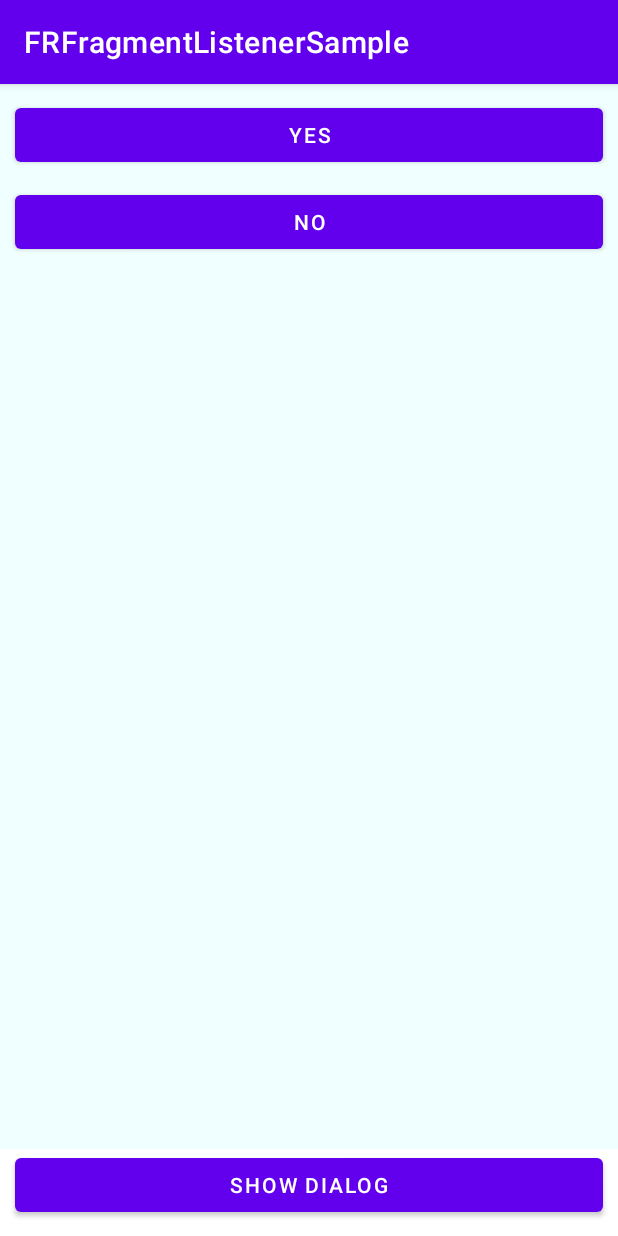
After one commit to sallyluenoa/FRDialogFragment, an Android app: the SampleJavaActivity screen opened directly, with no data from a screen before it, on a phone screen of 412 x 824 dp. The commit adds this screen. Run offline under Robolectric (Android 15) with nearby library versions, the phone set to English and light mode, and no system bars; libraries missing offline, so code that uses them is left out: org.fog_rock.frextensions; 1 statement that could not run was skipped.

Commit message:
Support for Java #21
* Add java sample code.

```diff
--- a/sample/src/main/AndroidManifest.xml
+++ b/sample/src/main/AndroidManifest.xml
@@ -22,6 +22,9 @@
             android:name="org.fog_rock.frfragmentlistenersample.sample.SampleActivity"
             android:exported="false" />
         <activity
+            android:name="org.fog_rock.frfragmentlistenersample.sample.SampleJavaActivity"
+            android:exported="false" />
+        <activity
             android:name="org.fog_rock.frfragmentlistenersample.test.DialogFragmentTestActivity"
             android:exported="false" />
         <activity
--- a/sample/src/main/java/org/fog_rock/frfragmentlistenersample/sample/SampleActivity.kt
+++ b/sample/src/main/java/org/fog_rock/frfragmentlistenersample/sample/SampleActivity.kt
@@ -8,7 +8,7 @@ import org.fog_rock.frfragmentlistenersample.R
 import org.fog_rock.frfragmentlistenersample.databinding.ActivitySampleBinding
 
 /**
- * This is a sample code for API documents.
+ * This is a Kotlin sample code for API documents.
  */
 class SampleActivity : FRAppCompatActivity() {
 
--- a/sample/src/main/java/org/fog_rock/frfragmentlistenersample/sample/SampleFragment.kt
+++ b/sample/src/main/java/org/fog_rock/frfragmentlistenersample/sample/SampleFragment.kt
@@ -11,7 +11,7 @@ import org.fog_rock.frfragmentlistener.fragment.restoreFragmentEventListener
 import org.fog_rock.frfragmentlistenersample.databinding.FragmentSampleBinding
 
 /**
- * This is a sample code for API documents.
+ * This is a Kotlin sample code for API documents.
  */
 class SampleFragment : Fragment() {
 
--- /dev/null
+++ b/sample/src/main/java/org/fog_rock/frfragmentlistenersample/sample/SampleJavaActivity.java
@@ -0,0 +1,76 @@
+package org.fog_rock.frfragmentlistenersample.sample;
+
+import android.os.Bundle;
+import android.util.Log;
+
+import org.fog_rock.frfragmentlistener.activity.FRAppCompatActivity;
+import org.fog_rock.frfragmentlistener.dialog.FRDialogFragment;
+import org.fog_rock.frfragmentlistenersample.R;
+import org.fog_rock.frfragmentlistenersample.databinding.ActivitySampleBinding;
+
+import androidx.annotation.IdRes;
+import androidx.annotation.NonNull;
+import androidx.fragment.app.Fragment;
+import androidx.fragment.app.FragmentTransaction;
+
+/**
+ * This is a Java sample code for API documents.
+ */
+public class SampleJavaActivity extends FRAppCompatActivity {
+
+    private ActivitySampleBinding binding = null;
+
+    /**
+     * Register a dialog callback and keep a return value
+     * as a private field in the subclass of `FRAppCompatActivity`.
+     */
+    private final String dialogCallbackKey = registerForDialogResult(which -> {
+        // Write your result code here!
+    });
+
+    /**
+     * Register a fragment listener and keep a return value
+     * as a private field in the subclass of `FRAppCompatActivity`.
+     */
+    private final String fragmentListenerKey = registerForFragmentListener(new SampleJavaFragment.Listener() {
+        @Override
+        public void onClickedYesButton() {
+            // Write your result code here!
+        }
+        @Override
+        public void onClickedNoButton() {
+            // Write your result code here!
+        }
+    });
+
+    @Override
+    public void onCreate(Bundle savedInstanceState) {
+        super.onCreate(savedInstanceState);
+
+        binding = ActivitySampleBinding.inflate(getLayoutInflater());
+        setContentView(binding.getRoot());
+
+        binding.buttonDialog.setOnClickListener(v -> showDialog());
+
+        replaceFragment(SampleJavaFragment.newInstance(fragmentListenerKey), R.id.fragment_container);
+    }
+
+    private void showDialog() {
+        /**
+         * Create and show a dialog fragment.
+         */
+        FRDialogFragment.Builder builder = new FRDialogFragment.Builder(this)
+                .setTitle(R.string.title)
+                .setMessage(R.string.message)
+                .setPositiveButton(R.string.ok)
+                .setNegativeButton(R.string.cancel)
+                .setCallbackKey(dialogCallbackKey);
+        builder.show();
+    }
+
+    private void replaceFragment(@NonNull Fragment fragment, @IdRes int resId) {
+        FragmentTransaction transaction = getSupportFragmentManager().beginTransaction();
+        transaction.replace(resId, fragment);
+        transaction.commit();
+    }
+}
--- /dev/null
+++ b/sample/src/main/java/org/fog_rock/frfragmentlistenersample/sample/SampleJavaFragment.java
@@ -0,0 +1,73 @@
+package org.fog_rock.frfragmentlistenersample.sample;
+
+import android.os.Bundle;
+import android.view.LayoutInflater;
+import android.view.View;
+import android.view.ViewGroup;
+
+import org.fog_rock.frfragmentlistener.fragment.FRFragmentListener;
+import org.fog_rock.frfragmentlistener.fragment.FRFragmentSupporter;
+import org.fog_rock.frfragmentlistenersample.databinding.FragmentSampleBinding;
+
+import androidx.annotation.NonNull;
+import androidx.annotation.Nullable;
+import androidx.fragment.app.Fragment;
+
+/**
+ * This is a Kotlin sample code for API documents.
+ */
+public class SampleJavaFragment extends Fragment {
+
+    /**
+     * A sub-interface of FRFragmentListener that notifies the parent activity of fragment events.
+     */
+    interface Listener extends FRFragmentListener {
+
+        void onClickedYesButton();
+
+        void onClickedNoButton();
+    }
+
+    /**
+     * Register the listener key to arguments
+     * when generate a new instance of the fragment.
+     * The key of the pair would be `FRFragmentListener.ARGS_LISTENER_KEY`
+     * and its value would be the listener key.
+     */
+    @NonNull
+    public static SampleJavaFragment newInstance(@NonNull String fragmentListenerKey) {
+        Bundle args = new Bundle();
+        args.putString(FRFragmentListener.ARGS_LISTENER_KEY, fragmentListenerKey);
+        SampleJavaFragment fragment = new SampleJavaFragment();
+        fragment.setArguments(args);
+        return fragment;
+    }
+
+    @Override
+    public View onCreateView(
+            @NonNull LayoutInflater inflater,
+            @Nullable ViewGroup container,
+            @Nullable Bundle savedInstanceState
+    ) {
+        final FragmentSampleBinding binding = FragmentSampleBinding.inflate(inflater, container, false);
+        final Listener listener = restoreFragmentEventListener();
+
+        binding.buttonYes.setOnClickListener(v -> {
+            if (listener != null) listener.onClickedYesButton();
+        });
+        binding.buttonNo.setOnClickListener(v -> {
+            if (listener != null) listener.onClickedNoButton();
+        });
+
+        return binding.getRoot();
+    }
+
+    /**
+     * Restore a fragment listener in the fragment.
+     */
+    @Nullable
+    private Listener restoreFragmentEventListener() {
+        final FRFragmentSupporter<Listener> supporter = new FRFragmentSupporter<>(Listener.class);
+        return supporter.restoreFragmentEventListener(this);
+    }
+}
```
